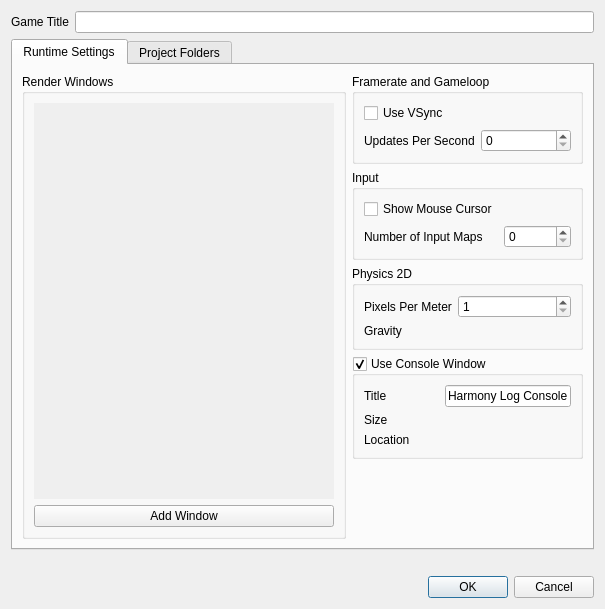
Above: Editor/src/Explorer/Project/DlgProjectSettings.ui from GameOverture/HarmonyEngine before the change. Below: the same form after it.
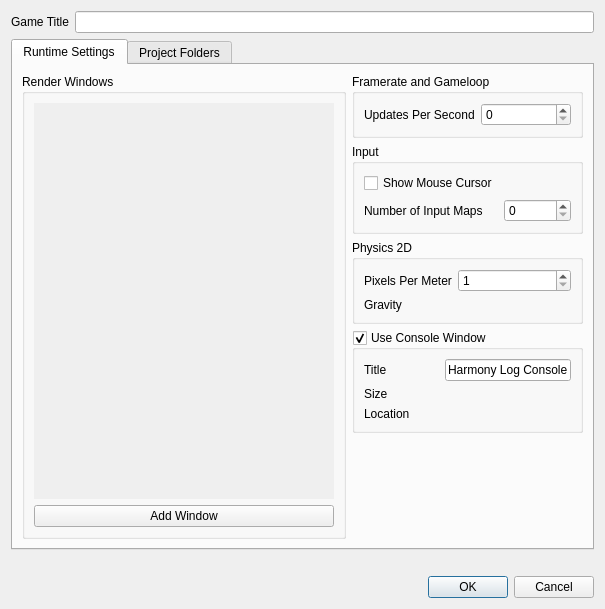
That is the form after the change. Icons and pictures are not drawn. Custom widgets are drawn as their Qt base class.

Commit message: Fixed setting V-Sync on the correct gfx context when multiple windows were enabled; HyInit now stores vsync values per window; HyEditor settings dialogs now reflect storing VSync settings per window

Diff of the .ui file:
```diff
--- a/Editor/src/Explorer/Project/DlgProjectSettings.ui
+++ b/Editor/src/Explorer/Project/DlgProjectSettings.ui
@@ -126,26 +126,19 @@
            </property>
            <layout class="QFormLayout" name="formLayout_2">
             <item row="0" column="0">
-             <widget class="QCheckBox" name="chkVSync">
+             <widget class="QLabel" name="label_10">
               <property name="text">
-               <string>Use VSync</string>
+               <string>Updates Per Second</string>
               </property>
              </widget>
             </item>
-            <item row="1" column="1">
+            <item row="0" column="1">
              <widget class="QSpinBox" name="sbUpdatePerSec">
               <property name="maximum">
                <number>300</number>
               </property>
              </widget>
             </item>
-            <item row="1" column="0">
-             <widget class="QLabel" name="label_10">
-              <property name="text">
-               <string>Updates Per Second</string>
-              </property>
-             </widget>
-            </item>
            </layout>
           </widget>
          </item>
```
The commit also changes 13 other files.
